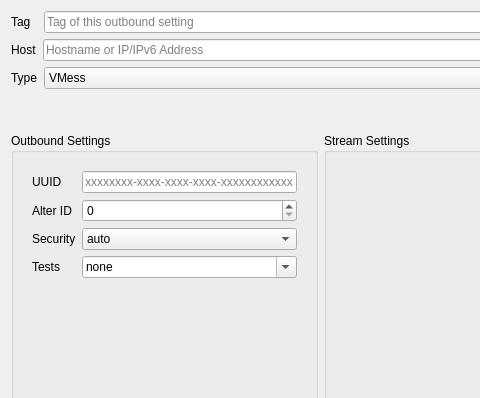
This is src/ui/editors/w_OutboundEditor.ui in Qv2ray/Qv2ray as Qt 5 draws it before an edit; both pictures show x 0 to 480 and y 0 to 398 of the 920 by 596 pixel window. The edited form follows.
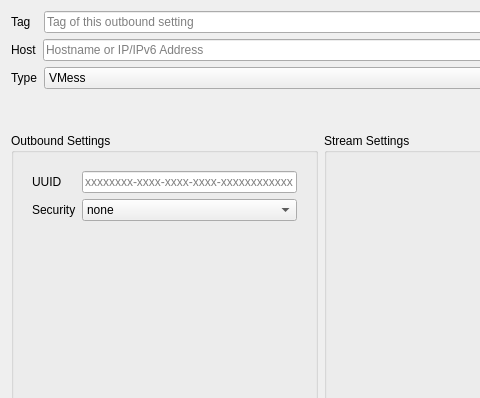
This is the edited form. The open tabs and pages were chosen to show the change.

Patch:
```diff
--- a/src/ui/editors/w_OutboundEditor.ui
+++ b/src/ui/editors/w_OutboundEditor.ui
@@ -202,8 +202,6 @@
      </property>
      <layout class="QGridLayout" name="gridLayout">
       <item row="0" column="0">
-       <layout class="QHBoxLayout" name="horizontalLayout" stretch="3">
-        <item>
          <widget class="QStackedWidget" name="outboundTypeStackView">
           <property name="sizePolicy">
            <sizepolicy hsizetype="Expanding" vsizetype="Expanding">
@@ -316,6 +314,52 @@
             </item>
            </layout>
           </widget>
+        <widget class="QWidget" name="page_5">
+         <layout class="QFormLayout" name="formLayout_3">
+          <item row="0" column="0">
+           <widget class="QLabel" name="idLabel_2">
+            <property name="text">
+             <string>UUID</string>
+            </property>
+           </widget>
+          </item>
+          <item row="0" column="1">
+           <widget class="QLineEdit" name="vLessIDTxt">
+            <property name="text">
+             <string/>
+            </property>
+            <property name="maxLength">
+             <number>36</number>
+            </property>
+            <property name="placeholderText">
+             <string notr="true">xxxxxxxx-xxxx-xxxx-xxxx-xxxxxxxxxxxx</string>
+            </property>
+           </widget>
+          </item>
+          <item row="1" column="0">
+           <widget class="QLabel" name="securityLabel_2">
+            <property name="text">
+             <string>Security</string>
+            </property>
+           </widget>
+          </item>
+          <item row="1" column="1">
+           <widget class="QComboBox" name="vLessSecurityCombo">
+            <property name="sizePolicy">
+             <sizepolicy hsizetype="Preferred" vsizetype="Fixed">
+              <horstretch>0</horstretch>
+              <verstretch>0</verstretch>
+             </sizepolicy>
+            </property>
+            <item>
+             <property name="text">
+              <string notr="true">none</string>
+             </property>
+            </item>
+           </widget>
+          </item>
+         </layout>
+        </widget>
           <widget class="QWidget" name="page">
            <layout class="QFormLayout" name="formLayout_6">
             <item row="0" column="0">
@@ -510,8 +554,6 @@
            </layout>
           </widget>
          </widget>
-        </item>
-       </layout>
       </item>
      </layout>
     </widget>
```
Left out of the diff: 5 changed lines with no effect on the pictures. Lines whose indentation alone changed are shown as unchanged.
